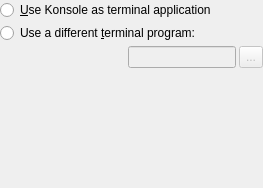
Old version of the form kcontrol/componentchooser/terminalemulatorconfig_ui.ui in the repository KDE/kde-runtime.
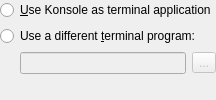
New version of the form. Custom widgets are drawn as their Qt base class.

```diff
--- a/kcontrol/componentchooser/terminalemulatorconfig_ui.ui
+++ b/kcontrol/componentchooser/terminalemulatorconfig_ui.ui
@@ -1,127 +1,58 @@
 <ui version="4.0" >
  <class>TerminalEmulatorConfig_UI</class>
- <widget class="QWidget" name="TerminalEmulatorConfig_UI" >
-  <property name="geometry" >
-   <rect>
-    <x>0</x>
-    <y>0</y>
-    <width>263</width>
-    <height>188</height>
-   </rect>
-  </property>
-  <property name="sizePolicy" >
-   <sizepolicy vsizetype="MinimumExpanding" hsizetype="MinimumExpanding" >
-    <horstretch>0</horstretch>
-    <verstretch>0</verstretch>
-   </sizepolicy>
-  </property>
-  <layout class="QGridLayout" >
-   <property name="leftMargin" >
+ <widget class="QWidget" name="TerminalEmulatorConfig_UI">
+  <layout class="QVBoxLayout" name="verticalLayout">
+   <property name="margin">
     <number>0</number>
    </property>
-   <property name="topMargin" >
-    <number>0</number>
-   </property>
-   <property name="rightMargin" >
-    <number>0</number>
-   </property>
-   <property name="bottomMargin" >
-    <number>0</number>
-   </property>
-   <item row="3" column="1" >
-    <spacer>
-     <property name="orientation" >
-      <enum>Qt::Vertical</enum>
-     </property>
-     <property name="sizeType" >
-      <enum>QSizePolicy::Expanding</enum>
-     </property>
-     <property name="sizeHint" >
-      <size>
-       <width>0</width>
-       <height>87</height>
-      </size>
-     </property>
-    </spacer>
-   </item>
-   <item row="1" column="0" colspan="2" >
-    <widget class="QRadioButton" name="otherCB" >
-     <property name="text" >
-      <string>Use a different &amp;terminal program:</string>
-     </property>
-    </widget>
-   </item>
-   <item row="2" column="0" >
-    <spacer>
-     <property name="orientation" >
-      <enum>Qt::Horizontal</enum>
-     </property>
-     <property name="sizeType" >
-      <enum>QSizePolicy::Fixed</enum>
-     </property>
-     <property name="sizeHint" >
-      <size>
-       <width>20</width>
-       <height>20</height>
-      </size>
-     </property>
-    </spacer>
-   </item>
-   <item row="0" column="0" colspan="2" >
-    <widget class="QRadioButton" name="terminalCB" >
-     <property name="text" >
+   <item>
+    <widget class="QRadioButton" name="terminalCB">
+     <property name="text">
       <string>&amp;Use Konsole as terminal application</string>
      </property>
     </widget>
    </item>
-   <item row="2" column="1" >
-    <layout class="QHBoxLayout" >
-     <property name="leftMargin" >
-      <number>0</number>
+   <item>
+    <widget class="QRadioButton" name="otherCB">
+     <property name="text">
+      <string>Use a different &amp;terminal program:</string>
      </property>
-     <property name="topMargin" >
-      <number>0</number>
-     </property>
-     <property name="rightMargin" >
-      <number>0</number>
-     </property>
-     <property name="bottomMargin" >
-      <number>0</number>
-     </property>
+    </widget>
+   </item>
+   <item>
+    <layout class="QHBoxLayout">
      <item>
-      <widget class="QLineEdit" name="terminalLE" >
-       <property name="enabled" >
-        <bool>false</bool>
+      <spacer>
+       <property name="orientation">
+        <enum>Qt::Horizontal</enum>
        </property>
-       <property name="sizePolicy" >
-        <sizepolicy vsizetype="Fixed" hsizetype="Minimum" >
-         <horstretch>1</horstretch>
-         <verstretch>0</verstretch>
-        </sizepolicy>
+       <property name="sizeType">
+        <enum>QSizePolicy::Fixed</enum>
        </property>
-       <property name="minimumSize" >
+       <property name="sizeHint" stdset="0">
         <size>
-         <width>0</width>
+         <width>20</width>
          <height>0</height>
         </size>
        </property>
-       <property name="whatsThis" >
-         <string>Press this button to select your favorite terminal client. Please note that the file you select has to have the executable attribute set in order to be accepted.&lt;br/> Also note that some programs that utilize Terminal Emulator will not work if you add command line arguments (Example: konsole -ls).</string>
+      </spacer>
+     </item>
+     <item>
+      <widget class="KLineEdit" name="terminalLE">
+       <property name="enabled">
+        <bool>false</bool>
+       </property>
+       <property name="whatsThis">
+        <string>Press this button to select your favorite terminal client. Please note that the file you select has to have the executable attribute set in order to be accepted.&lt;br/&gt; Also note that some programs that utilize Terminal Emulator will not work if you add command line arguments (Example: konsole -ls).</string>
        </property>
       </widget>
      </item>
      <item>
-      <widget class="QToolButton" name="btnSelectTerminal" >
-       <property name="enabled" >
+      <widget class="QToolButton" name="btnSelectTerminal">
+       <property name="enabled">
         <bool>false</bool>
        </property>
-       <property name="sizePolicy" >
-        <sizepolicy vsizetype="Minimum" hsizetype="Minimum" >
-         <horstretch>0</horstretch>
-         <verstretch>0</verstretch>
-        </sizepolicy>
-       </property>
-       <property name="whatsThis" >
+       <property name="whatsThis">
         <string>Click here to browse for terminal program.</string>
        </property>
        <property name="text" >
@@ -131,18 +62,31 @@
      </item>
     </layout>
    </item>
+   <item>
+    <spacer>
+     <property name="orientation">
+      <enum>Qt::Vertical</enum>
+     </property>
+     <property name="sizeType">
+      <enum>QSizePolicy::Expanding</enum>
+     </property>
+     <property name="sizeHint" stdset="0">
+      <size>
+       <width>0</width>
+       <height>20</height>
+      </size>
+     </property>
+    </spacer>
+   </item>
   </layout>
  </widget>
- <layoutdefault spacing="3" margin="6" />
- <layoutfunction spacing="KDialog::spacingHint" margin="KDialog::marginHint" />
- <tabstops>
-  <tabstop>terminalCB</tabstop>
-  <tabstop>otherCB</tabstop>
-  <tabstop>terminalLE</tabstop>
- </tabstops>
- <includes>
-  <include location="local" >kdialog.h</include>
- </includes>
+ <customwidgets>
+  <customwidget>
+   <class>KLineEdit</class>
+   <extends>QLineEdit</extends>
+   <header location="global">KDE/KLineEdit</header>
+  </customwidget>
+ </customwidgets>
  <resources/>
  <connections>
   <connection>
```
Left out of the diff: 13 changed lines with no effect on the pictures.
